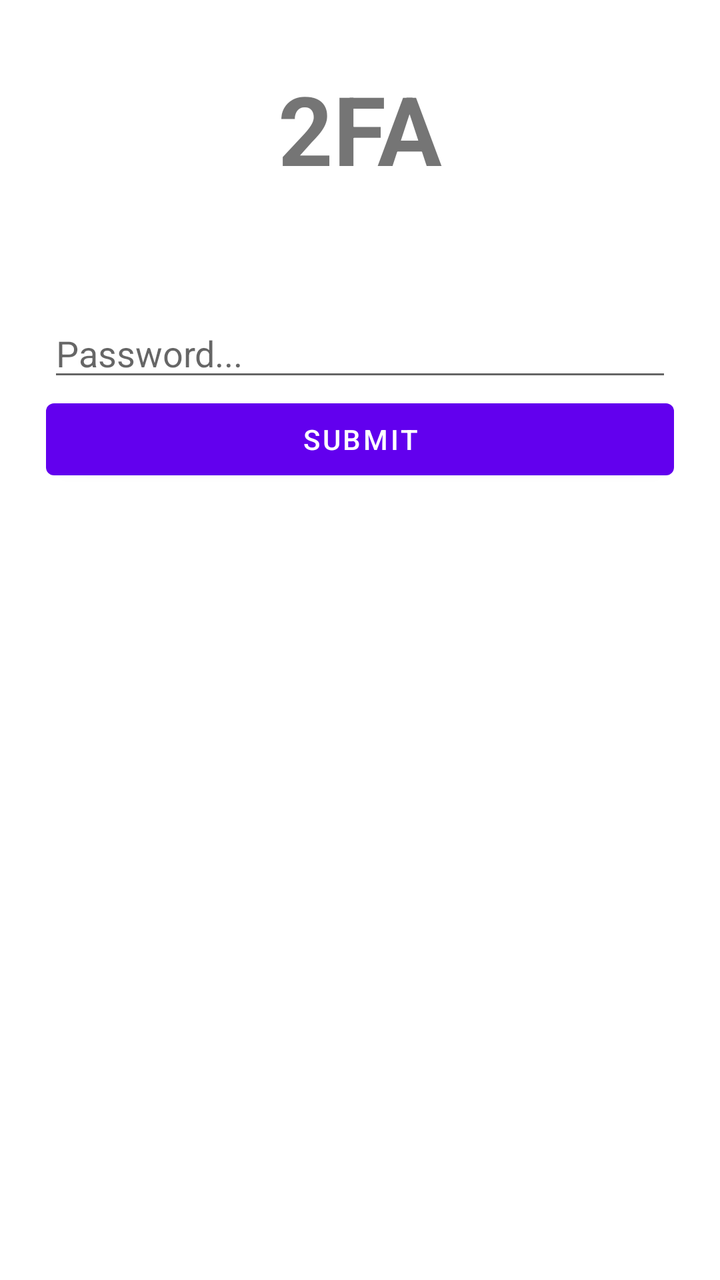
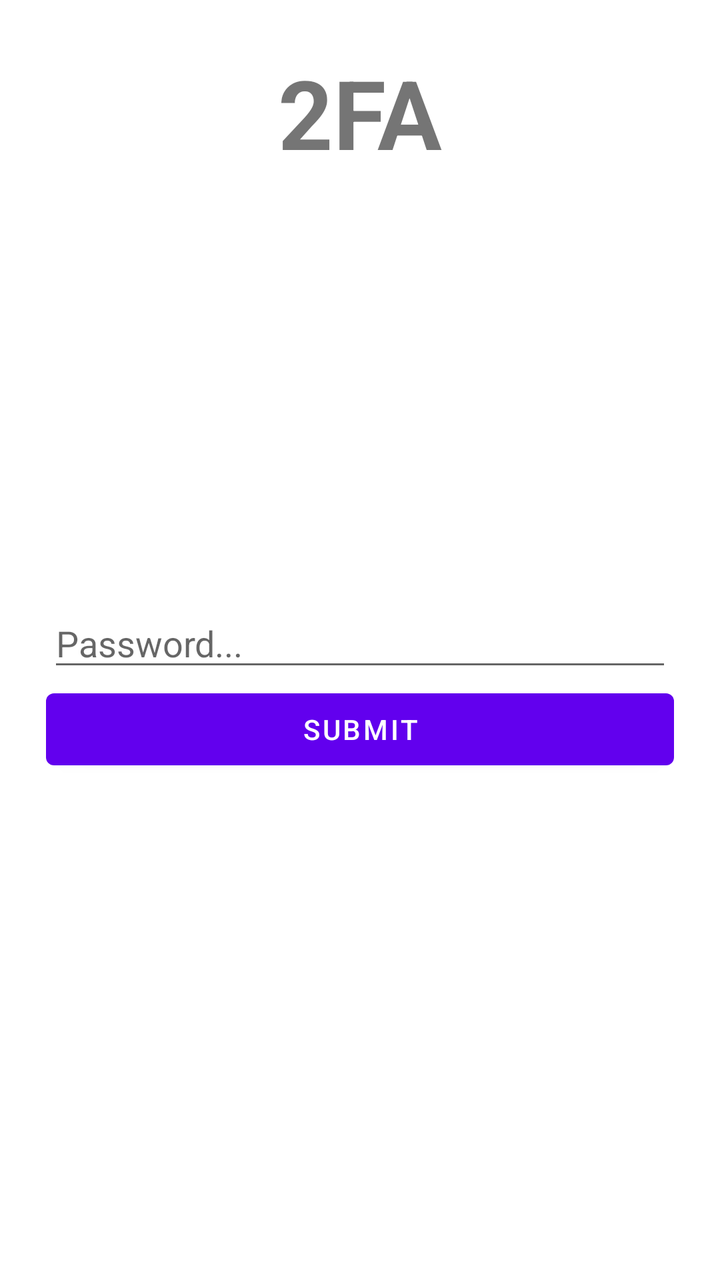

Compare the two renders of this Android layout. The source of the first and the diff that turns it into the second are given below.
<!-- AndroidManifest.xml: fallback theme Theme.MaterialComponents.DayNight.NoActionBar -->
<!-- res/layout/login_2fa.xml -->
<?xml version="1.0" encoding="utf-8"?>
<LinearLayout xmlns:android="http://schemas.android.com/apk/res/android"
              android:orientation="vertical"
              android:layout_width="match_parent"
              android:layout_height="match_parent">
    <TextView
        android:layout_gravity="center"
        android:layout_width="wrap_content"
        android:layout_height="wrap_content"
        android:text="2FA"
        android:textSize="48sp"
        android:textStyle="bold"
        android:layout_centerHorizontal="true"
        android:layout_marginTop="32dp"
        android:layout_marginBottom="58dp"/>

    <EditText
        android:maxLines="1"
        android:id="@+id/login2FAPasswordEditText"
        android:layout_width="match_parent"
        android:layout_height="wrap_content"
        android:layout_marginLeft="24dp"
        android:layout_marginRight="24dp"
        android:hint="Password..."/>
    <Button
        android:id="@+id/login2FASubmitButton"
        android:layout_width="match_parent"
        android:layout_height="wrap_content"
        android:layout_marginLeft="23dp"
        android:layout_marginRight="23dp"
        android:text="Submit"/>

</LinearLayout>
<!-- resources referenced by this layout -->
<resources>

</resources>

<!-- the commit's change to res/layout/login_2fa.xml (unified diff, before → after) -->
@@ -1,5 +1,5 @@
 <?xml version="1.0" encoding="utf-8"?>
-<LinearLayout xmlns:android="http://schemas.android.com/apk/res/android"
+<RelativeLayout xmlns:android="http://schemas.android.com/apk/res/android"
               android:orientation="vertical"
               android:layout_width="match_parent"
               android:layout_height="match_parent">
@@ -11,8 +11,8 @@
         android:textSize="48sp"
         android:textStyle="bold"
         android:layout_centerHorizontal="true"
-        android:layout_marginTop="32dp"
-        android:layout_marginBottom="58dp"/>
+        android:layout_alignParentTop="true"
+        android:layout_marginTop="24dp"/>
 
     <EditText
         android:maxLines="1"
@@ -21,13 +21,15 @@
         android:layout_height="wrap_content"
         android:layout_marginLeft="24dp"
         android:layout_marginRight="24dp"
-        android:hint="Password..."/>
+        android:hint="Password..."
+        android:layout_centerInParent="true"/>
     <Button
         android:id="@+id/login2FASubmitButton"
         android:layout_width="match_parent"
         android:layout_height="wrap_content"
         android:layout_marginLeft="23dp"
         android:layout_marginRight="23dp"
-        android:text="Submit"/>
+        android:text="Submit"
+        android:layout_below="@+id/login2FAPasswordEditText"/>
 
-</LinearLayout>
+</RelativeLayout>
